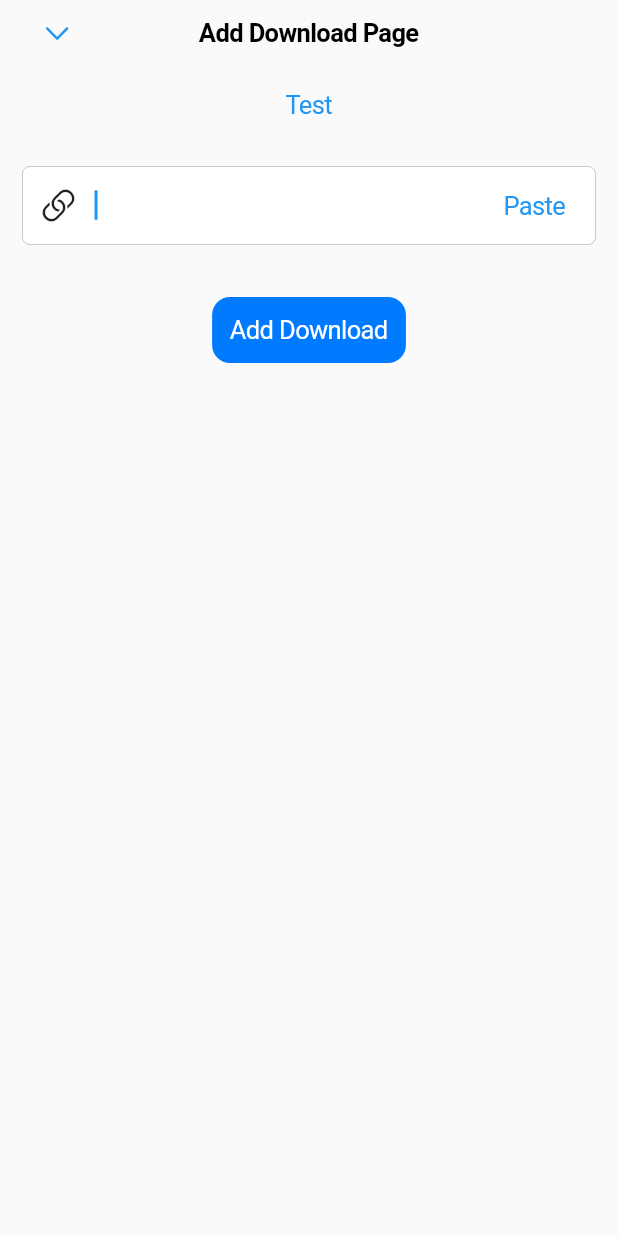
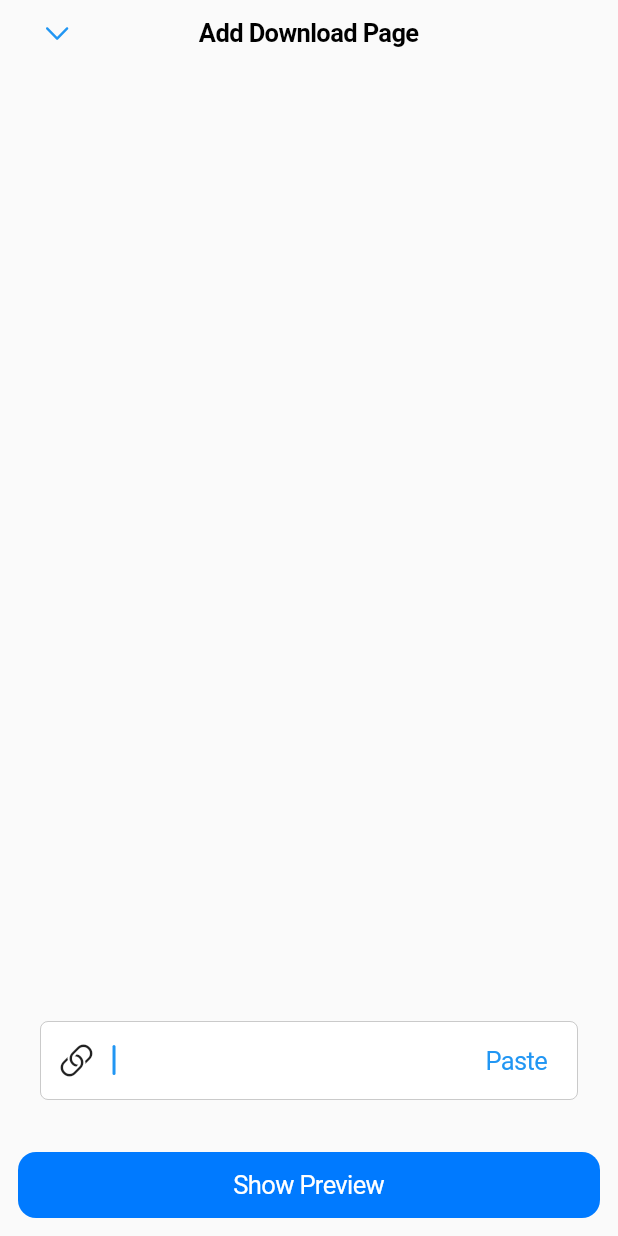
Before and after one commit to nemr0/not_lame_downloader, a Flutter app: the AddDownloadModalPopUp widget shown alone on an empty page, opened directly, on a phone screen of 412 x 824 dp. Run offline on Flutter 3.47's test engine with Material 2 defaults, Android fonts, the phone set to English and light mode, and no system bars; our stand-ins replace bloc, equatable, flutter_animate, flutter_bloc, flutter_hooks, flutter_svg and 4 more; missing offline and left inert: background_downloader, link_preview_generator; accounts and stored records are empty; statements that could not run were skipped.

Commit message:
added link preview on add_download_modal_popup.dart, now checking download_task_page.dart states as it is not working correctly.

```diff
--- a/lib/helpers/extensions/context_extension.dart
+++ b/lib/helpers/extensions/context_extension.dart
@@ -2,5 +2,7 @@ import 'package:flutter/cupertino.dart';
 
 extension ContextExtension on BuildContext{
   double get height=>MediaQuery.sizeOf(this).height;
+  double get bottomViewInsetsPadding=>MediaQuery.of(this).viewInsets.bottom;
+  double get bottomPadding=>MediaQuery.of(this).padding.bottom;
   double get width=>MediaQuery.sizeOf(this).width;
 }
--- a/lib/screens/widgets/modal_popups/add_download_modal_popup.dart
+++ b/lib/screens/widgets/modal_popups/add_download_modal_popup.dart
@@ -1,8 +1,13 @@
+
 import 'package:flutter/cupertino.dart';
+import 'package:flutter/material.dart';
+import 'package:flutter/scheduler.dart';
 import 'package:flutter/services.dart';
 import 'package:flutter_bloc/flutter_bloc.dart';
 import 'package:flutter_hooks/flutter_hooks.dart';
+import 'package:link_preview_generator/link_preview_generator.dart';
 import 'package:not_lame_downloader/cubits/download_cubit/download_cubit.dart';
+import 'package:not_lame_downloader/helpers/extensions/context_extension.dart';
 import 'package:not_lame_downloader/helpers/overlays/toast.dart';
 
 import '../../../helpers/link_validator.dart';
@@ -17,6 +22,8 @@ class AddDownloadModalPopUp extends HookWidget {
     final controller = useTextEditingController();
     final error = useState<String?>(null);
     final didPaste = useState<bool>(false);
+    final showPreview=useState(false);
+    final buttonLoading = useState(false);
 
     /// Paste from [Clipboard] or Clear [controller]
     onPasteOrClear() async {
@@ -24,6 +31,8 @@ class AddDownloadModalPopUp extends HookWidget {
       if (didPaste.value) {
         controller.text = '';
         didPaste.value = false;
+        showPreview.value=false;
+        error.value=null;
       }
 
       /// Paste if not
@@ -33,20 +42,81 @@ class AddDownloadModalPopUp extends HookWidget {
           controller.text = clipboardData!.text!;
         }
         didPaste.value = true;
+        if(validateLink(controller.text)==null) {
+          showPreview.value = true;
+          error.value=null;
+        }
       }
     }
 
-    return ModalPopups(
-        title: 'Add Download Page',
-        child: Column(
 
+    return GestureDetector(
+        onTap: ()=>FocusManager.instance.primaryFocus?.unfocus(),
+      child: ModalPopups(
+          title: const Text('Add Download Page'),
+          child: ListView(
+            reverse: true,
+            padding: const EdgeInsets.all(12),
+            children: [
+              SizedBox(
+                height: context.bottomPadding,
+              ),
+             Material(
+               color: Colors.transparent,
 
-          children: [
-            CupertinoButton(
-                child: const Text('Test'),
-                onPressed: () async {
-                  DownloadCubit.get(context).exampleDownload();
-                }),
+               child: AnimatedSwitcher(duration: const Duration(milliseconds: 400),
+               child: (showPreview.value)?Padding(padding: const EdgeInsets.all(12),
+               child: LinkPreviewGenerator(link: controller.text)):const SizedBox.shrink()),
+             ),
+              Padding(
+                padding: const EdgeInsets.only(top: 20.0),
+                child: BlocListener<DownloadCubit, DownloadState>(
+                  listener: (context, state) {
+                    if (state is DownloadTaskEnqueuedState) {
+                      if (state.pop) Navigator.pop(context);
+                    }
+                    if (state is DownloadEnqueuedErrorState) {
+                      showToast(context, state.error);
+                    }
+
+                    if(state is DownloadEnqueuedLoadingState){
+                      buttonLoading.value=true;
+                    }
+                    else{
+                      buttonLoading.value=false;
+                    }
+                  },
+                  child:CupertinoButton(
+                        padding: const EdgeInsets.all(12),
+                        color: CupertinoColors.activeBlue,
+                        child: AnimatedSwitcher(
+                          duration: const Duration(milliseconds: 400),
+                          child: buttonLoading.value
+                              ? const CupertinoActivityIndicator()
+                              : showPreview.value?const Text(
+                            'Add Download',
+                            style: TextStyle(color: CupertinoColors.white),
+                          ):const Text(
+                            'Show Preview',
+                            style: TextStyle(color: CupertinoColors.white),
+                          ),
+                        ),
+                        onPressed: () {
+                          error.value = validateLink(controller.text);
+                          if (error.value == null) {
+                            if(showPreview.value==false) {
+                            showPreview.value = true;
+                          }
+                            else{
+                              DownloadCubit.get(context).addDownloadTask(controller.text);
+                            }
+                        } else {}
+                        },
+
+                    )
+
+                ),
+              ),
               CupertinoFormRow(
                   padding: const EdgeInsets.all(15),
                   error: error.value == null
@@ -64,6 +134,9 @@ class AddDownloadModalPopUp extends HookWidget {
                     controller: controller,
                     maxLines: 4,
                     minLines: 1,
+                    onChanged: (_){
+                      showPreview.value=false;
+                      },
                     prefix: const Padding(
                       padding: EdgeInsets.only(left: 12.0),
                       child: Icon(CupertinoIcons.link),
@@ -73,40 +146,10 @@ class AddDownloadModalPopUp extends HookWidget {
                         onPressed: onPasteOrClear,
                         child: Text(didPaste.value ? 'Clear' : 'Paste')),
                   )),
-            Padding(
-              padding: const EdgeInsets.only(top: 20.0),
-              child: BlocConsumer<DownloadCubit, DownloadState>(
-                listener: (context, state) {
-                  if (state is DownloadTaskEnqueuedState) {
-                    if (state.pop) Navigator.pop(context);
-                  }
-                  if (state is DownloadEnqueuedErrorState) {
-                    showToast(context, state.error);
-                  }
-                },
-                builder: (context, state) {
-                  return CupertinoButton(
-                      padding: const EdgeInsets.all(12),
-                      color: CupertinoColors.activeBlue,
-                      child: state is DownloadEnqueuedLoadingState
-                          ? const CupertinoActivityIndicator()
-                          : const Text(
-                              'Add Download',
-                              style: TextStyle(color: CupertinoColors.white),
-                            ),
-                      onPressed: () {
-                        error.value = validateLink(controller.text);
-                        if (error.value == null) {
-                          //add download
-                          DownloadCubit.get(context)
-                              .addDownloadTask(controller.text);
-                        } else {}
-                      });
-                },
-              ),
-            ),
+
             ],
           )
+      ),
     );
   }
 }
--- a/lib/screens/widgets/modal_popups/modal_popups.dart
+++ b/lib/screens/widgets/modal_popups/modal_popups.dart
@@ -9,7 +9,7 @@ class ModalPopups extends StatelessWidget {
       this.heightRatio = 1});
 
   final Widget child;
-  final String title;
+  final Widget title;
 
   /// 0 - 1 of device's height, defaults to one
   final double heightRatio;
@@ -42,7 +42,7 @@ class ModalPopups extends StatelessWidget {
                     onPressed: () {
                       Navigator.pop(context);
                     }),
-                middle: Text(title),
+                middle: title,
               ),
               child: child,
             ),
--- a/pubspec.yaml
+++ b/pubspec.yaml
@@ -48,6 +48,9 @@ dependencies:
   mime: ^1.0.4
   flutter_svg: ^2.0.7
   percent_indicator: ^4.2.3
+  skeletonizer: ^0.8.0
+  link_preview_generator: ^1.2.0
+  http: ^0.13.6
 
 dev_dependencies:
   flutter_test:
```
Also changed, not shown: lib/cubits/download_cubit/download_cubit.dart (+7 -3 lines), lib/helpers/link_validator.dart (+9 -1 lines), lib/screens/download_task_page.dart (+9 -1 lines), lib/screens/widgets/downloading_task_widget.dart (+47 -7 lines), lib/screens/widgets/modal_popups/downloading_task_modal_popup.dart (+37 -18 lines), pubspec.lock, 2 other files. Lines whose indentation alone changed are shown as unchanged.
